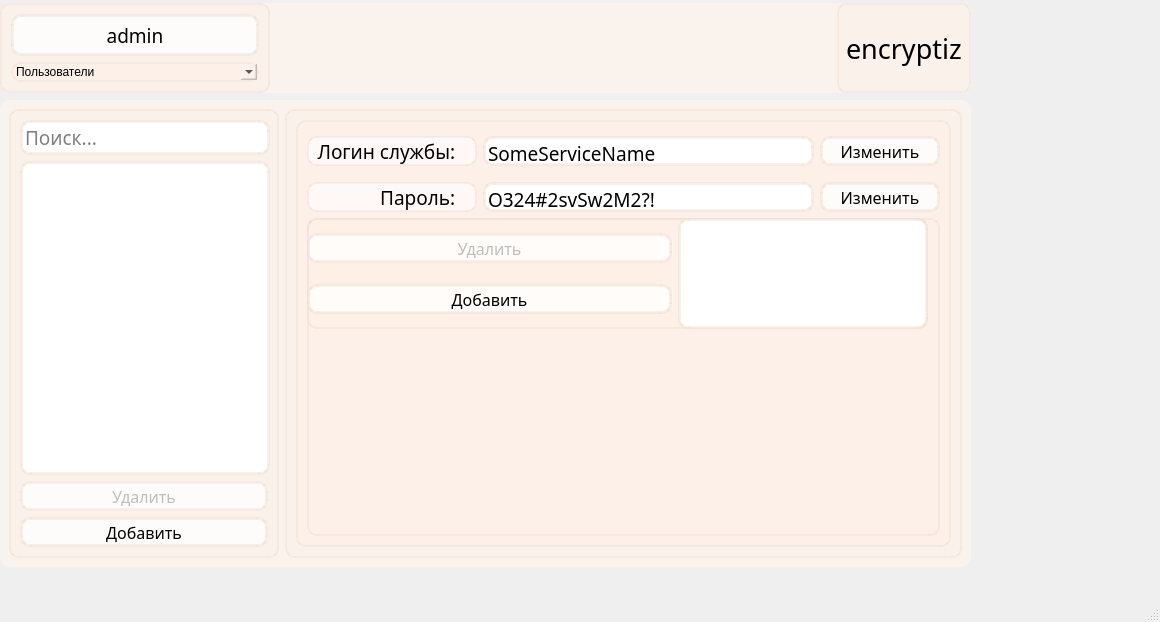
First picture: the form in university_project_client/ui/admin_form.ui, repository Fxsh-pro/university_project, before the edit.
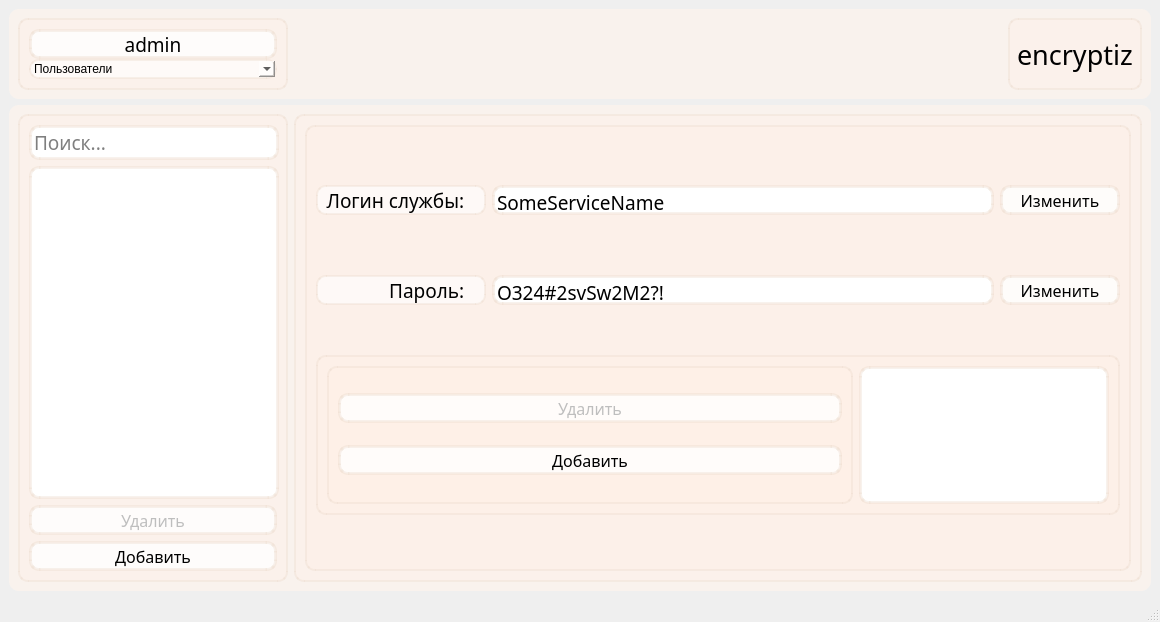
Second picture: the form after the edit.

The edit to the form file:
```diff
--- a/university_project_client/ui/admin_form.ui
+++ b/university_project_client/ui/admin_form.ui
@@ -14,15 +14,151 @@
    <string>MainWindow</string>
   </property>
   <widget class="QWidget" name="centralwidget">
+   <layout class="QVBoxLayout" name="verticalLayout_3">
+    <item>
+     <widget class="QWidget" name="widget" native="true">
+      <property name="minimumSize">
+       <size>
+        <width>0</width>
+        <height>90</height>
+       </size>
+      </property>
+      <property name="maximumSize">
+       <size>
+        <width>16777215</width>
+        <height>90</height>
+       </size>
+      </property>
+      <property name="styleSheet">
+       <string notr="true">background-color: rgba(254, 244, 236, 180);
+border-radius: 10px;</string>
+      </property>
+      <layout class="QHBoxLayout" name="horizontalLayout_2">
+       <item alignment="Qt::AlignLeft">
+        <widget class="QFrame" name="admin_panel">
+         <property name="minimumSize">
+          <size>
+           <width>270</width>
+           <height>70</height>
+          </size>
+         </property>
+         <property name="styleSheet">
+          <string notr="true">background-color: rgba(254, 238, 229, 80);
+border: 2px solid rgba(236, 218, 204, 90);
+border-radius: 10px;</string>
+         </property>
+         <layout class="QVBoxLayout" name="verticalLayout">
+          <item>
+           <widget class="QPushButton" name="pushButton_user_info">
+            <property name="minimumSize">
+             <size>
+              <width>200</width>
+              <height>30</height>
+             </size>
+            </property>
+            <property name="maximumSize">
+             <size>
+              <width>16777215</width>
+              <height>50</height>
+             </size>
+            </property>
+            <property name="font">
+             <font>
+              <family>Bahnschrift</family>
+              <pointsize>14</pointsize>
+             </font>
+            </property>
+            <property name="mouseTracking">
+             <bool>true</bool>
+            </property>
+            <property name="layoutDirection">
+             <enum>Qt::LeftToRight</enum>
+            </property>
+            <property name="autoFillBackground">
+             <bool>false</bool>
+            </property>
+            <property name="styleSheet">
+             <string notr="true">QPushButton {
+background-color: rgba(255, 255, 255, 200);
+border: 3px solid rgba(236, 218, 204, 90);
+border-radius: 10px;
+}
+QPushButton:hover {
+background-color: rgba(236, 218, 204, 90);
+}
+QPushButton:pressed {
+background-color: rgba(236, 218, 204, 150);
+}</string>
+            </property>
+            <property name="text">
+             <string>admin</string>
+            </property>
+            <property name="iconSize">
+             <size>
+              <width>20</width>
+              <height>20</height>
+             </size>
+            </property>
+            <property name="checkable">
+             <bool>false</bool>
+            </property>
+           </widget>
+          </item>
+          <item>
+           <widget class="QComboBox" name="comboBox">
+            <property name="styleSheet">
+             <string notr="true">background-color: rgba(255, 255, 255, 160);
+border: 2px solid rgba(236, 218, 204, 90);
+border-radius: 10px;</string>
+            </property>
+            <item>
+             <property name="text">
+              <string>Пользователи</string>
+             </property>
+            </item>
+            <item>
+             <property name="text">
+              <string>Позиции</string>
+             </property>
+            </item>
+            <item>
+             <property name="text">
+              <string>Уровни доступа</string>
+             </property>
+            </item>
+            <item>
+             <property name="text">
+              <string>Службы</string>
+             </property>
+            </item>
+           </widget>
+          </item>
+         </layout>
+        </widget>
+       </item>
+       <item alignment="Qt::AlignRight">
+        <widget class="QLabel" name="label_program_name">
+         <property name="font">
+          <font>
+           <family>Bahnschrift</family>
+           <pointsize>20</pointsize>
+          </font>
+         </property>
+         <property name="styleSheet">
+          <string notr="true">background-color: rgba(254, 238, 229, 80);
+border: 2px solid rgba(236, 218, 204, 90);
+border-radius: 10px;</string>
+         </property>
+         <property name="text">
+          <string>encryptiz</string>
+         </property>
+        </widget>
+       </item>
+      </layout>
+     </widget>
+    </item>
+    <item>
    <widget class="QFrame" name="frame_2">
-    <property name="geometry">
-     <rect>
-      <x>0</x>
-      <y>100</y>
-      <width>971</width>
-      <height>467</height>
-     </rect>
-    </property>
     <property name="styleSheet">
      <string notr="true">background-color: rgba(254, 244, 236, 180);
 border-radius: 10px;</string>
@@ -486,24 +622,28 @@
            </item>
            <item>
             <widget class="QFrame" name="frame_5">
+               <property name="maximumSize">
+                <size>
+                 <width>16777215</width>
+                 <height>160</height>
+                </size>
+               </property>
              <property name="frameShape">
               <enum>QFrame::StyledPanel</enum>
              </property>
              <property name="frameShadow">
               <enum>QFrame::Raised</enum>
              </property>
-             <widget class="QWidget" name="horizontalLayoutWidget">
-              <property name="geometry">
-               <rect>
-                <x>0</x>
-                <y>0</y>
-                <width>621</width>
-                <height>111</height>
-               </rect>
-              </property>
-              <layout class="QHBoxLayout" name="horizontalLayout_8">
+               <layout class="QHBoxLayout" name="horizontalLayout_6">
                <item>
-                <layout class="QVBoxLayout" name="verticalLayout_7">
+                 <widget class="QFrame" name="frame_6">
+                  <property name="frameShape">
+                   <enum>QFrame::StyledPanel</enum>
+                  </property>
+                  <property name="frameShadow">
+                   <enum>QFrame::Raised</enum>
+                  </property>
+                  <layout class="QVBoxLayout" name="verticalLayout_6">
                  <item>
                   <widget class="QPushButton" name="pushButton_delete_access">
                    <property name="enabled">
@@ -581,6 +721,7 @@
                   </widget>
                  </item>
                 </layout>
+                 </widget>
                </item>
                <item>
                 <widget class="QListWidget" name="listWidget_access_level">
@@ -614,7 +755,6 @@
                </item>
               </layout>
              </widget>
-            </widget>
            </item>
           </layout>
          </widget>
@@ -624,153 +764,8 @@
      </item>
     </layout>
    </widget>
-   <widget class="QWidget" name="widget" native="true">
-    <property name="geometry">
-     <rect>
-      <x>0</x>
-      <y>3</y>
-      <width>971</width>
-      <height>90</height>
-     </rect>
-    </property>
-    <property name="minimumSize">
-     <size>
-      <width>0</width>
-      <height>90</height>
-     </size>
-    </property>
-    <property name="maximumSize">
-     <size>
-      <width>16777215</width>
-      <height>90</height>
-     </size>
-    </property>
-    <property name="styleSheet">
-     <string notr="true">background-color: rgba(254, 244, 236, 180);
-border-radius: 10px;</string>
-    </property>
-    <layout class="QHBoxLayout" name="horizontalLayout_2">
-     <item alignment="Qt::AlignLeft">
-      <widget class="QFrame" name="admin_panel">
-       <property name="minimumSize">
-        <size>
-         <width>270</width>
-         <height>70</height>
-        </size>
-       </property>
-       <property name="styleSheet">
-        <string notr="true">background-color: rgba(254, 238, 229, 80);
-border: 2px solid rgba(236, 218, 204, 90);
-border-radius: 10px;</string>
-       </property>
-       <layout class="QVBoxLayout" name="verticalLayout">
-        <item>
-         <widget class="QPushButton" name="pushButton_user_info">
-          <property name="minimumSize">
-           <size>
-            <width>200</width>
-            <height>30</height>
-           </size>
-          </property>
-          <property name="maximumSize">
-           <size>
-            <width>16777215</width>
-            <height>50</height>
-           </size>
-          </property>
-          <property name="font">
-           <font>
-            <family>Bahnschrift</family>
-            <pointsize>14</pointsize>
-           </font>
-          </property>
-          <property name="mouseTracking">
-           <bool>true</bool>
-          </property>
-          <property name="layoutDirection">
-           <enum>Qt::LeftToRight</enum>
-          </property>
-          <property name="autoFillBackground">
-           <bool>false</bool>
-          </property>
-          <property name="styleSheet">
-           <string notr="true">QPushButton {
-background-color: rgba(255, 255, 255, 200);
-border: 3px solid rgba(236, 218, 204, 90);
-border-radius: 10px;
-}
-QPushButton:hover {
-background-color: rgba(236, 218, 204, 90);
-}
-QPushButton:pressed {
-background-color: rgba(236, 218, 204, 150);
-}</string>
-          </property>
-          <property name="text">
-           <string>admin</string>
-          </property>
-          <property name="iconSize">
-           <size>
-            <width>20</width>
-            <height>20</height>
-           </size>
-          </property>
-          <property name="checkable">
-           <bool>false</bool>
-          </property>
-         </widget>
-        </item>
-        <item>
-         <layout class="QHBoxLayout" name="horizontalLayout_5">
-          <item>
-           <widget class="QComboBox" name="comboBox">
-            <item>
-             <property name="text">
-              <string>Пользователи</string>
-             </property>
-            </item>
-            <item>
-             <property name="text">
-              <string>Позиции</string>
-             </property>
-            </item>
-            <item>
-             <property name="text">
-              <string>Уровни доступа</string>
-             </property>
-            </item>
-            <item>
-             <property name="text">
-              <string>Службы</string>
-             </property>
-            </item>
-           </widget>
-          </item>
-         </layout>
-        </item>
-       </layout>
-      </widget>
-     </item>
-     <item alignment="Qt::AlignRight">
-      <widget class="QLabel" name="label_program_name">
-       <property name="font">
-        <font>
-         <family>Bahnschrift</family>
-         <pointsize>20</pointsize>
-        </font>
-       </property>
-       <property name="styleSheet">
-        <string notr="true">background-color: rgba(254, 238, 229, 80);
-border: 2px solid rgba(236, 218, 204, 90);
-border-radius: 10px;</string>
-       </property>
-       <property name="text">
-        <string>encryptiz</string>
-       </property>
-      </widget>
-     </item>
-    </layout>
-   </widget>
+    </item>
+   </layout>
   </widget>
   <widget class="QMenuBar" name="menubar">
    <property name="geometry">
@@ -778,7 +773,7 @@
      <x>0</x>
      <y>0</y>
      <width>1160</width>
-     <height>26</height>
+     <height>22</height>
     </rect>
    </property>
   </widget>
```
Lines whose indentation alone changed are shown as unchanged.
